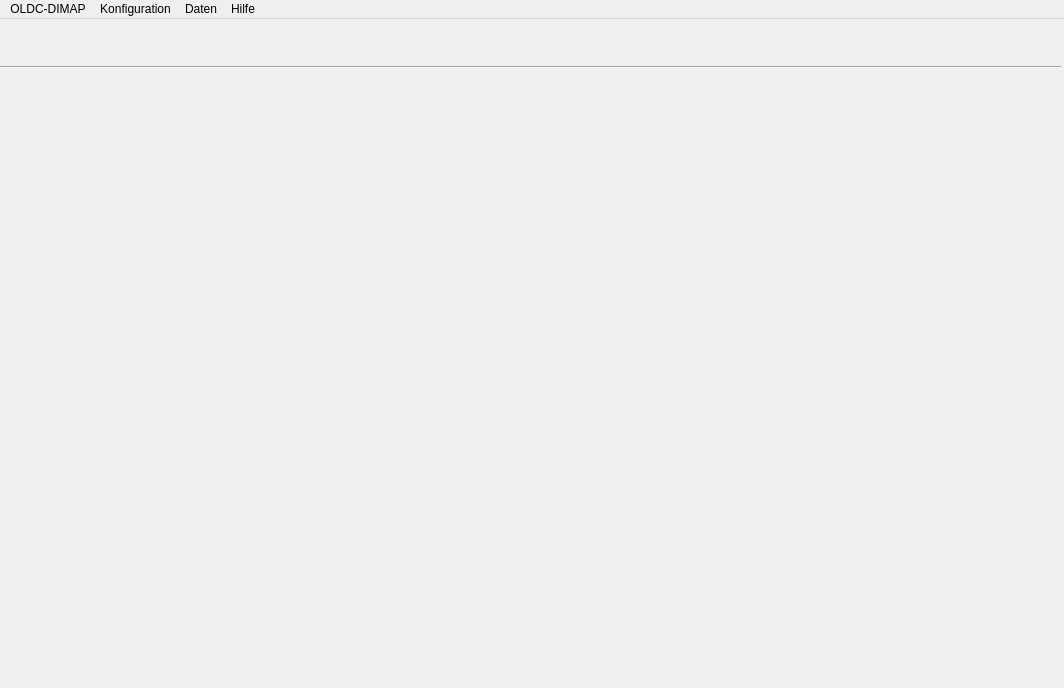
rmajer/odlc, file odlc_dimap_gui_remote/MainWindow.ui: the form before one commit.
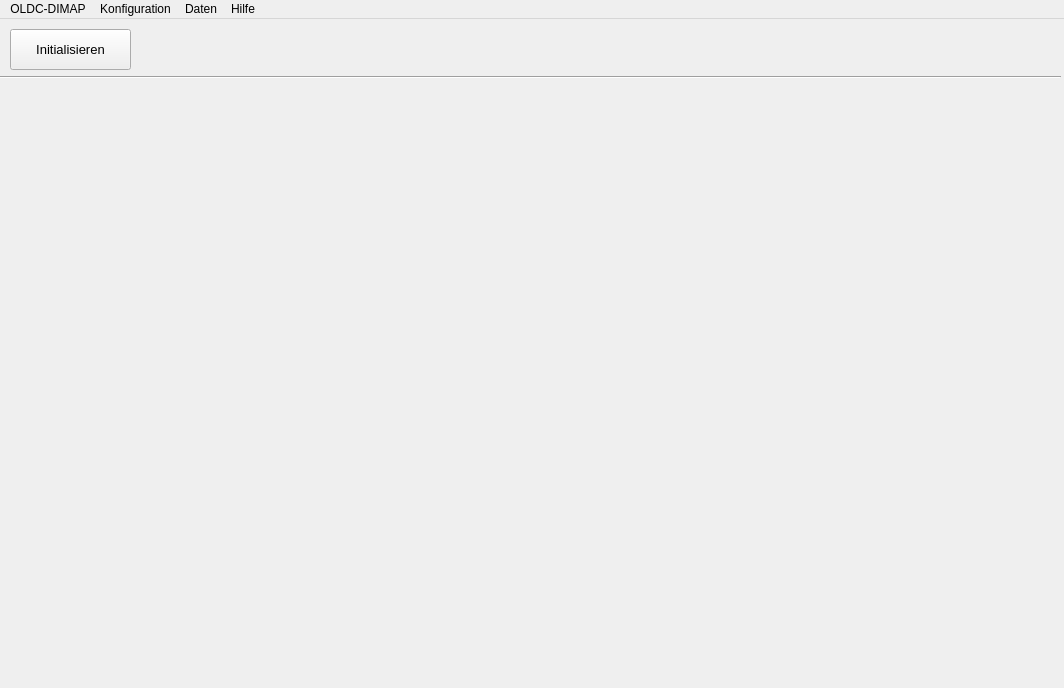
The form after the commit.

Patch:
```diff
--- a/odlc_dimap_gui_remote/MainWindow.ui
+++ b/odlc_dimap_gui_remote/MainWindow.ui
@@ -24,7 +24,7 @@
     <property name="geometry">
      <rect>
       <x>0</x>
-      <y>40</y>
+      <y>50</y>
       <width>1061</width>
       <height>16</height>
      </rect>
@@ -39,6 +39,24 @@
      <enum>Qt::Horizontal</enum>
     </property>
    </widget>
+   <widget class="QPushButton" name="pbMCP2210Init">
+    <property name="geometry">
+     <rect>
+      <x>10</x>
+      <y>10</y>
+      <width>121</width>
+      <height>41</height>
+     </rect>
+    </property>
+    <property name="font">
+     <font>
+      <pointsize>10</pointsize>
+     </font>
+    </property>
+    <property name="text">
+     <string>Initialisieren</string>
+    </property>
+   </widget>
   </widget>
   <widget class="QMenuBar" name="menuBar">
    <property name="geometry">
```
Left out of the diff: 34 changed lines with no effect on the pictures.
